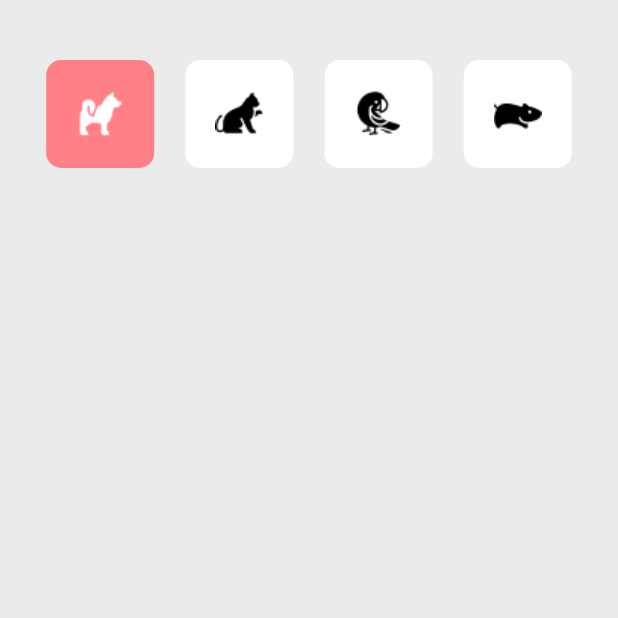
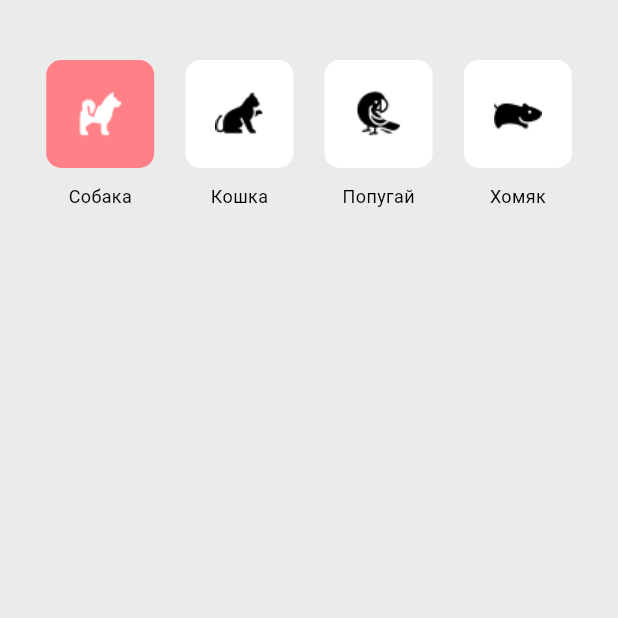
Before and after one commit to Kirill-Lemesev/surf_course, a Flutter app: the screen it shows after launch, on a phone screen of 412 x 824 dp, the top half of it. Run offline on Flutter 3.47's test engine with Material 3 defaults, Android fonts, the phone set to English and light mode, and no system bars.

Commit message:
text under radio button

```diff
--- a/task_09/lib/presentation/form.dart
+++ b/task_09/lib/presentation/form.dart
@@ -1,5 +1,6 @@
 import 'package:flutter/material.dart';
 import 'package:surf_flutter_courses_template/assets/app_colors.dart';
+import 'package:surf_flutter_courses_template/assets/app_text.dart';
 import 'package:surf_flutter_courses_template/assets/animal_types.dart';
 import 'radio_button.dart';
 
@@ -28,7 +29,7 @@ class _PetFormState extends State<PetForm> {
           padding: const EdgeInsets.symmetric(horizontal: 10.0),
           child: Column(
             children: [
-              SizedBox(
+              const SizedBox(
                 height: 40,
               ),
               Row(
@@ -39,24 +40,28 @@ class _PetFormState extends State<PetForm> {
                     value: Animal.dog,
                     groupValue: _petFormState,
                     onChanged: _changePetFormState,
+                    buttonName: AppText.dog,
                   ),
                   PetRadioButton(
                     image: 'assets/cat.png',
                     value: Animal.cat,
                     groupValue: _petFormState,
                     onChanged: _changePetFormState,
+                    buttonName: AppText.cat,
                   ),
                   PetRadioButton(
                     image: 'assets/parrot.png',
                     value: Animal.parrot,
                     groupValue: _petFormState,
                     onChanged: _changePetFormState,
+                    buttonName: AppText.parrot,
                   ),
                   PetRadioButton(
                     image: 'assets/hamster.png',
                     value: Animal.hamster,
                     groupValue: _petFormState,
                     onChanged: _changePetFormState,
+                    buttonName: AppText.hamster,
                   ),
                 ],
               )
--- a/task_09/lib/presentation/radio_button.dart
+++ b/task_09/lib/presentation/radio_button.dart
@@ -1,9 +1,11 @@
 import 'package:flutter/material.dart';
 import 'package:surf_flutter_courses_template/assets/app_colors.dart';
+import 'package:surf_flutter_courses_template/assets/app_fonts.dart';
 import 'package:surf_flutter_courses_template/assets/animal_types.dart';
 
 class PetRadioButton extends StatelessWidget {
   final String image;
+  final String buttonName;
   final Animal value;
   final Animal groupValue;
   final ValueChanged<Animal> onChanged;
@@ -13,13 +15,16 @@ class PetRadioButton extends StatelessWidget {
       required this.image,
       required this.value,
       required this.groupValue,
-      required this.onChanged});
+      required this.onChanged,
+      required this.buttonName});
 
   @override
   Widget build(BuildContext context) {
     return GestureDetector(
       onTap: () => onChanged(value),
-      child: Container(
+      child: Column(
+        children: [
+          Container(
             width: 72,
             height: 72,
             decoration: BoxDecoration(
@@ -31,6 +36,12 @@ class PetRadioButton extends StatelessWidget {
               color: (value == groupValue) ? AppColors.white : AppColors.black,
             ),
           ),
+          const SizedBox(
+            height: 10,
+          ),
+          Text(buttonName, style: AppFonts.blackTextSize12)
+        ],
+      ),
     );
   }
 }
```
Lines whose indentation alone changed are shown as unchanged.
